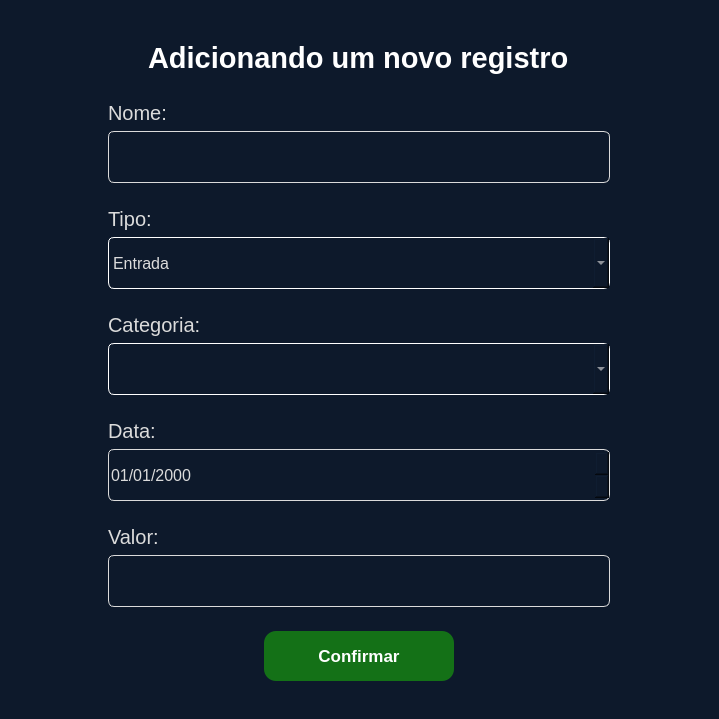
Above: ui/new_transaction.ui from kawlu/Atlas-Finance before the change. Below: the same form after it.
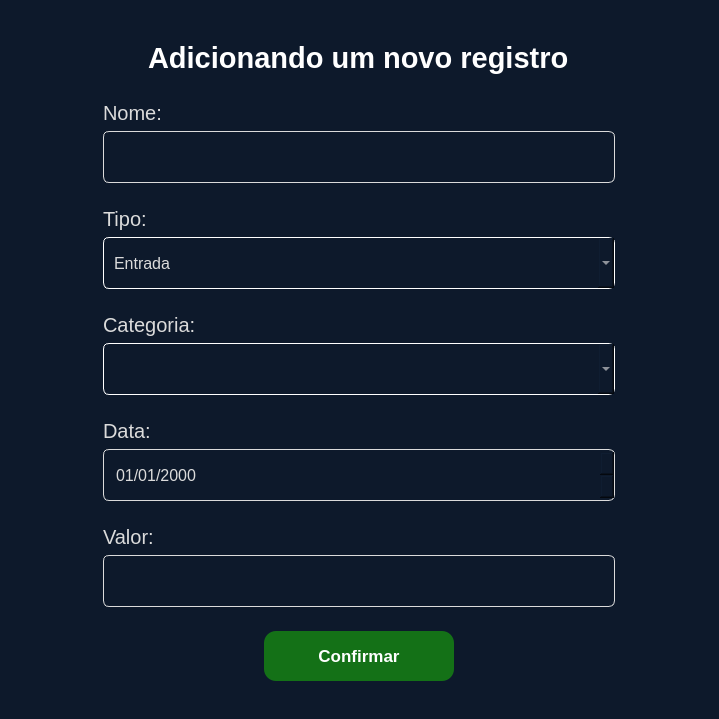
That is the form after the change. Icons and pictures are not drawn.

```diff
--- a/ui/new_transaction.ui
+++ b/ui/new_transaction.ui
@@ -176,13 +176,13 @@
               </property>
               <property name="minimumSize">
                <size>
-                <width>502</width>
+                <width>512</width>
                 <height>52</height>
                </size>
               </property>
               <property name="maximumSize">
                <size>
-                <width>502</width>
+                <width>512</width>
                 <height>52</height>
                </size>
               </property>
@@ -200,6 +200,7 @@
 	max-width:500px;
 	border: 1px solid rgb(219, 219, 219);;
 	border-radius: 6px;
+	padding-left: 10px;
 }
 
 QLineEdit:hover{
@@ -269,13 +270,13 @@
               </property>
               <property name="minimumSize">
                <size>
-                <width>502</width>
+                <width>0</width>
                 <height>52</height>
                </size>
               </property>
               <property name="maximumSize">
                <size>
-                <width>502</width>
+                <width>512</width>
                 <height>52</height>
                </size>
               </property>
@@ -295,8 +296,8 @@
     border-radius: 6px;
 	min-height: 50px;
 	max-height: 50px;
-	min-width:500px;
 	max-width:500px;
+	padding-left: 10px;
 }
 
 QComboBox QAbstractItemView {
@@ -385,13 +386,13 @@
               </property>
               <property name="minimumSize">
                <size>
-                <width>502</width>
+                <width>0</width>
                 <height>52</height>
                </size>
               </property>
               <property name="maximumSize">
                <size>
-                <width>502</width>
+                <width>512</width>
                 <height>52</height>
                </size>
               </property>
@@ -411,8 +412,8 @@
     border-radius: 6px;
 	min-height: 50px;
 	max-height: 50px;
-	min-width:500px;
 	max-width:500px;
+	padding-left: 10px;
 }
 
 QComboBox QAbstractItemView {
@@ -488,13 +489,13 @@
               </property>
               <property name="minimumSize">
                <size>
-                <width>502</width>
+                <width>0</width>
                 <height>52</height>
                </size>
               </property>
               <property name="maximumSize">
                <size>
-                <width>502</width>
+                <width>512</width>
                 <height>52</height>
                </size>
               </property>
@@ -514,8 +515,8 @@
 	color: #DBDBDB;
 	min-height: 50px;
 	max-height: 50px;
-	min-width:500px;
 	max-width:500px;
+	padding-left: 10px;
 }
 
 QDateEdit:hover{
@@ -589,13 +590,13 @@
               </property>
               <property name="minimumSize">
                <size>
-                <width>502</width>
+                <width>0</width>
                 <height>52</height>
                </size>
               </property>
               <property name="maximumSize">
                <size>
-                <width>502</width>
+                <width>512</width>
                 <height>52</height>
                </size>
               </property>
@@ -609,10 +610,10 @@
 	color: rgb(219, 219, 219);
 	min-height: 50px;
 	max-height: 50px;
-	min-width:500px;
 	max-width:500px;
 	border: 1px solid rgb(219, 219, 219);;
 	border-radius: 6px;
+	padding-left: 10px;
 }
 
 QLineEdit:hover{
```
